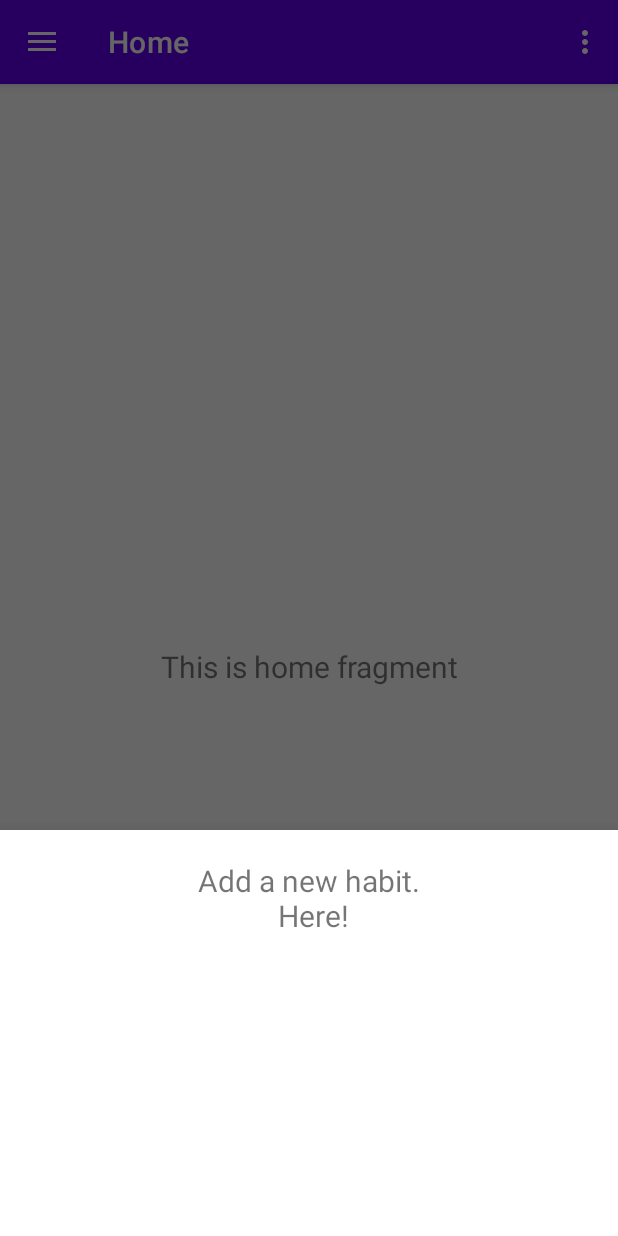
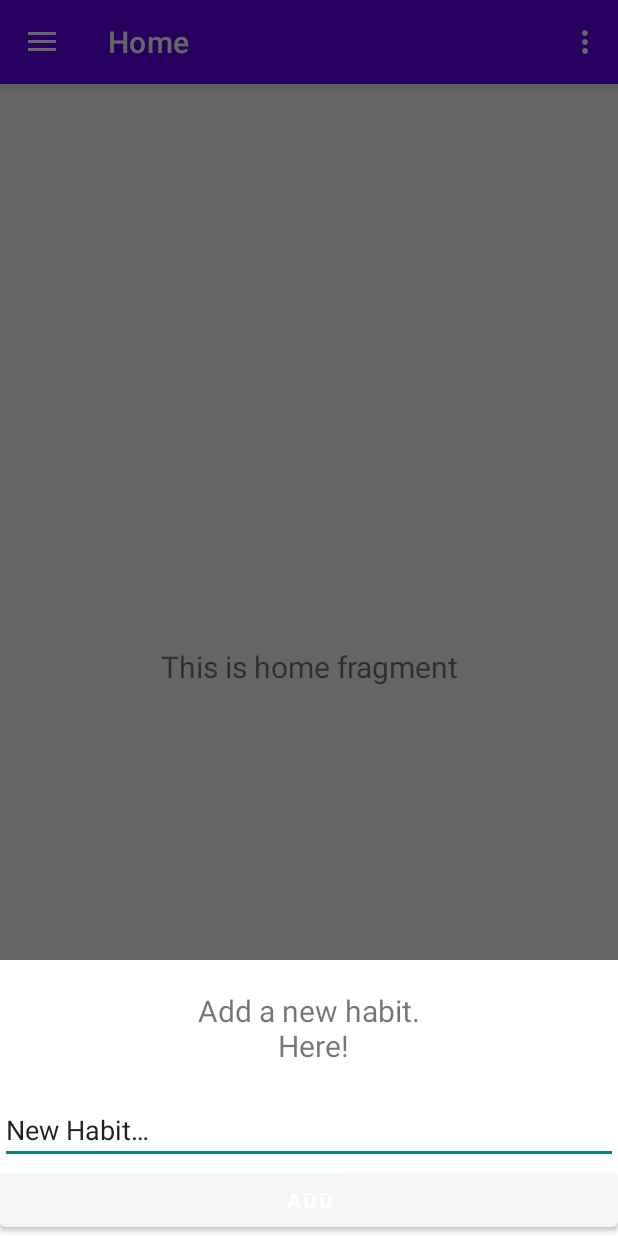
Before and after one commit to tsathis/GoodHabits, an Android app: the screen it shows after launch (MainActivity), after a tap on "Add new item", on a phone screen of 412 x 824 dp. Run offline under Robolectric (Android 15) with nearby library versions, the phone set to English and light mode, and no system bars; our stand-ins replace navigation-ui.

```diff
--- a/app/src/main/res/layout/fragment_habit_bottom_sheet.xml
+++ b/app/src/main/res/layout/fragment_habit_bottom_sheet.xml
@@ -10,19 +10,41 @@ app:behavior_hideable="false"
 app:behavior_peekHeight="@dimen/bottom_sheet_peek_height"
 app:layout_behavior="com.google.android.material.bottomsheet.BottomSheetBehavior">
 
-    <TextView
-        android:id="@+id/text_habits_btm_sheet"
+    <LinearLayout
         android:layout_width="match_parent"
         android:layout_height="match_parent"
-        android:layout_marginStart="8dp"
-        android:layout_marginTop="20dp"
-        android:layout_marginBottom="200dp"
-        android:layout_marginEnd="8dp"
-        android:textAlignment="center"
-        android:textSize="20sp"
+        android:orientation="vertical"
         app:layout_constraintBottom_toBottomOf="parent"
         app:layout_constraintEnd_toEndOf="parent"
         app:layout_constraintStart_toStartOf="parent"
-        app:layout_constraintTop_toTopOf="parent" />
+        app:layout_constraintTop_toTopOf="parent"
+        >
+        <TextView
+            android:id="@+id/text_habits_btm_sheet"
+            android:layout_width="match_parent"
+            android:layout_height="wrap_content"
+            android:layout_marginStart="8dp"
+            android:layout_marginTop="20dp"
+            android:layout_marginBottom="20dp"
+            android:layout_marginEnd="8dp"
+            android:textAlignment="center"
+            android:textSize="20sp" />
+
+        <EditText
+            android:id="@+id/editTextTextPersonName2"
+            android:layout_width="match_parent"
+            android:layout_height="wrap_content"
+            android:ems="10"
+            android:inputType="text"
+            android:text="@string/habit_name_edit_text" />
+
+        <Button
+            android:id="@+id/button"
+            android:layout_width="match_parent"
+            android:layout_height="wrap_content"
+            android:text="@string/habit_add_button_text" />
+
+
+    </LinearLayout>
 
 </androidx.constraintlayout.widget.ConstraintLayout>
--- a/app/src/main/res/values/strings.xml
+++ b/app/src/main/res/values/strings.xml
@@ -31,4 +31,6 @@
     </string>
     <string name="attachment_summary_off">Only download attachments when manually requested</string>
     <string name="add_new_item">Add new item</string>
+    <string name="habit_name_edit_text">New  Habit…</string>
+    <string name="habit_add_button_text">Add</string>
 </resources>
```
Also changed, not shown: app/build.gradle (+7 -0 lines), app/src/main/java/com/github/tharindusathis/goodhabits/data/HabitDao.java (added, +35 -0 lines), app/src/main/java/com/github/tharindusathis/goodhabits/data/HabitDatabase.java (added, +63 -0 lines), app/src/main/java/com/github/tharindusathis/goodhabits/model/Habit.java (added, +88 -0 lines), app/src/main/java/com/github/tharindusathis/goodhabits/util/TypeConverterUtil.java (added, +19 -0 lines), 1 other file.
